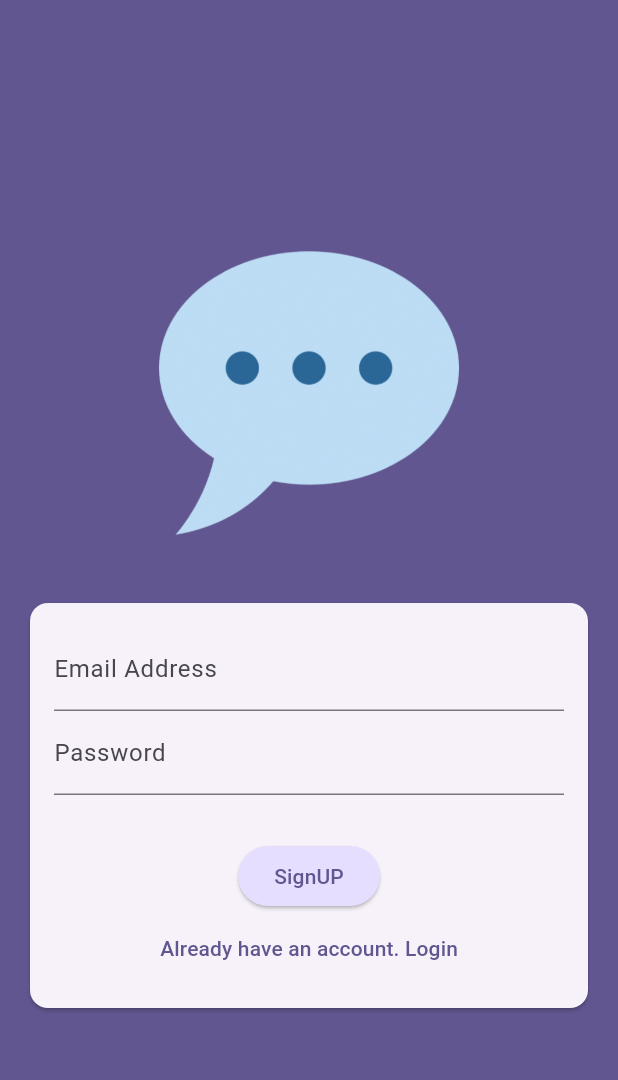
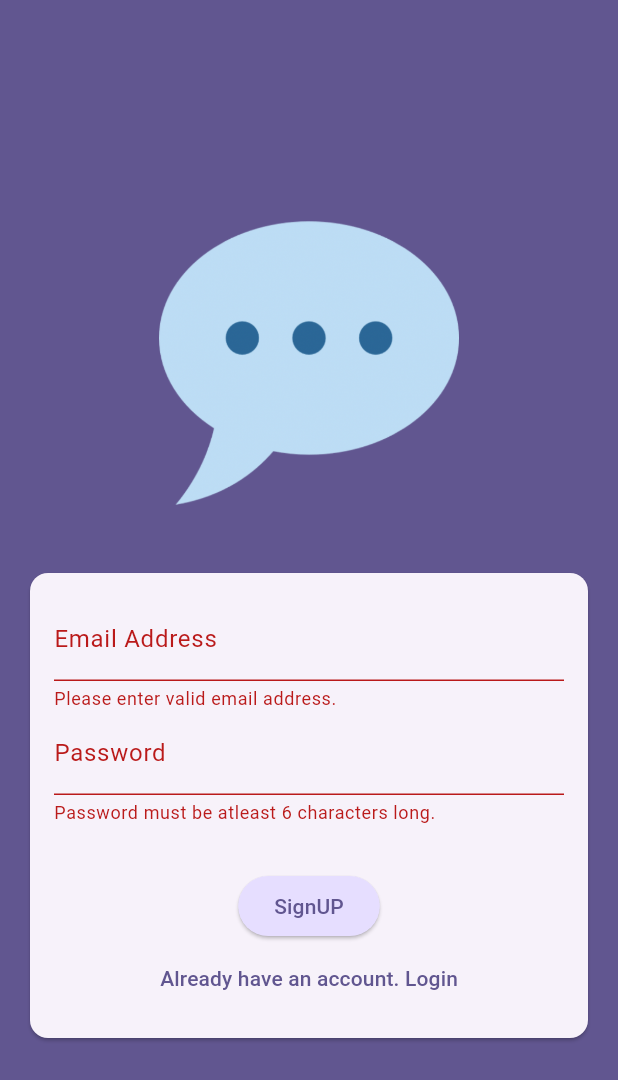
Before and after one commit to lahotimohit/Flutter_Chat, a Flutter app: the screen it shows after launch, after a tap on "SignUP", on a phone screen of 412 x 824 dp. Shown: the top 1080 px of the screen. Run offline on Flutter 3.47's test engine with Material 3 defaults, Android fonts, the phone set to English and light mode, and no system bars.

Commit message:
Validating user input

```diff
--- a/lib/main.dart
+++ b/lib/main.dart
@@ -7,8 +7,6 @@ void main() {
 
 class MyApp extends StatelessWidget {
   const MyApp({super.key});
-
-  // This widget is the root of your application.
   @override
   Widget build(BuildContext context) {
     return MaterialApp(
--- a/lib/screens/auth.dart
+++ b/lib/screens/auth.dart
@@ -11,6 +11,19 @@ class AuthScreen extends StatefulWidget {
 class _AuthScreenState extends State<AuthScreen> {
 
   var _isLogin = true;
+  final _form = GlobalKey<FormState>();
+  var _enteredEmail = '';
+  var _enteredPassword = '';
+
+
+  void _submit() {
+    final isValid = _form.currentState!.validate();
+    if(isValid) {
+      _form.currentState!.save();
+      print(_enteredEmail);
+      print(_enteredPassword);
+    }
+  }
 
   @override
   Widget build(BuildContext context) {
@@ -31,7 +44,9 @@ class _AuthScreenState extends State<AuthScreen> {
               child: SingleChildScrollView(
                 child: Padding(
                   padding: const EdgeInsets.all(16),
-                  child: Form(child: Column(
+                  child: Form(
+                    key: _form,
+                    child: Column(
                     mainAxisSize: MainAxisSize.min,
                     children: [
                       TextFormField(
@@ -41,15 +56,31 @@ class _AuthScreenState extends State<AuthScreen> {
                         keyboardType: TextInputType.emailAddress,
                         autocorrect: false,
                         textCapitalization: TextCapitalization.none,
+                        validator: (value) {
+                          if(value == null || value.trim().isEmpty || !value.contains('@')) {
+                            return "Please enter valid email address.";
+                          }
+                        },
+                        onSaved: (value) {
+                          _enteredEmail = value!;
+                        },
                       ),
-                      const TextField(
-                        decoration: InputDecoration(
+                      TextFormField(
+                        decoration: const InputDecoration(
                           labelText: "Password"
                         ),
                         obscureText: true,
+                        validator: (value) {
+                          if(value == null || value.trim().length < 6) {
+                            return "Password must be atleast 6 characters long.";
+                          }
+                        },
+                        onSaved: (value) {
+                          _enteredPassword = value!;
+                        },
                       ),
                       const SizedBox(height: 30,),
-                      ElevatedButton(onPressed: () {},
+                      ElevatedButton(onPressed: _submit,
                       style: ElevatedButton.styleFrom(backgroundColor: Theme.of(context).colorScheme.primaryContainer),
                        child: Text(_isLogin ? "SignUP" : "Login")),
 
```
